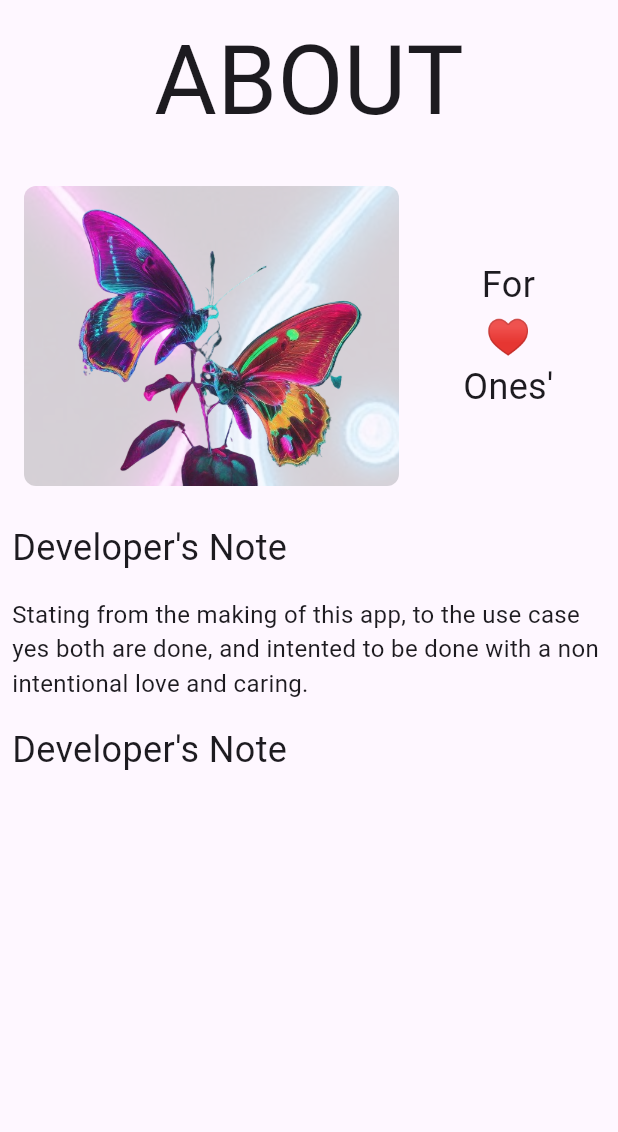
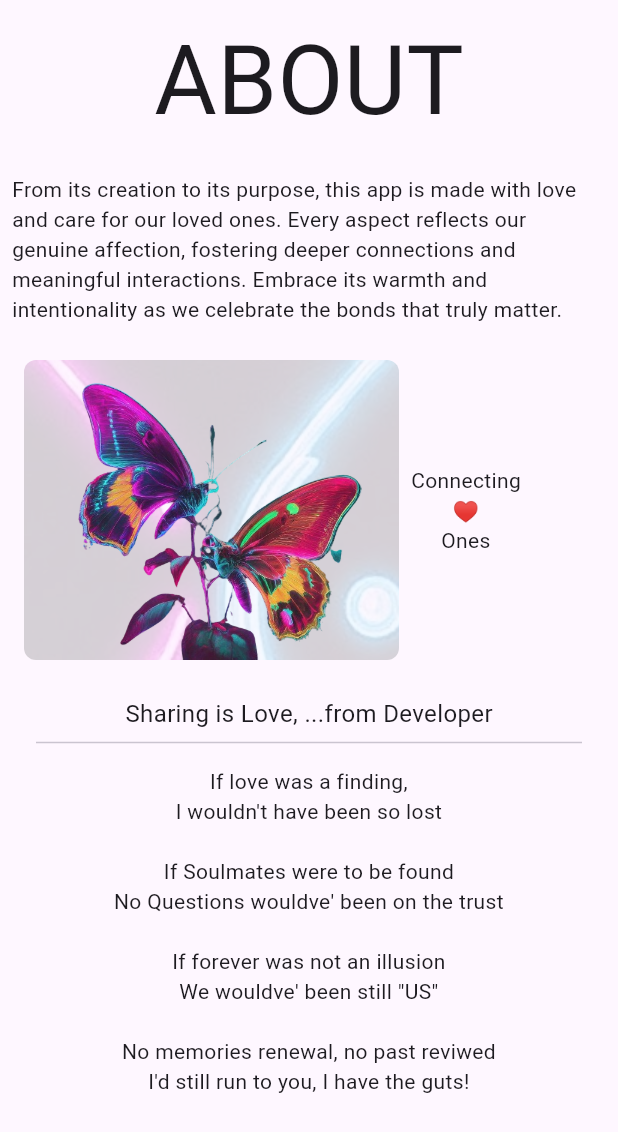
Before and after one commit to Gaurav-822/Chat-Application-Flutter, a Flutter app: the AboutPage screen opened by its route, on a phone screen of 412 x 824 dp. Shown: the top 1132 px of the screen. Run offline on Flutter 3.47's test engine with Material 3 defaults, Android fonts, the phone set to English and light mode, and no system bars; our stand-ins replace animated_splash_screen, another_flutter_splash_screen, cached_network_image, cloud_firestore, firebase_auth, firebase_core and 10 more; missing offline and left inert: flutter_barcode_scanner; accounts and stored records are empty; network calls fail; Roboto replaces fonts that are missing (Readex Pro).

Commit message:
about page updatation

```diff
--- a/lib/pages/about_page.dart
+++ b/lib/pages/about_page.dart
@@ -13,7 +13,7 @@ class AboutPage extends StatelessWidget {
             mainAxisSize: MainAxisSize.max,
             children: [
               Align(
-                alignment: Alignment.center,
+                alignment: AlignmentDirectional.center,
                 child: Padding(
                   padding: EdgeInsets.all(8),
                   child: Text(
@@ -22,6 +22,16 @@ class AboutPage extends StatelessWidget {
                       fontFamily: 'Readex Pro',
                       fontSize: 64,
                     ),
+                  ),
+                ),
+              ),
+              Align(
+                alignment: AlignmentDirectional.centerStart,
+                child: Padding(
+                  padding: EdgeInsets.all(8),
+                  child: Text(
+                    'From its creation to its purpose, this app is made with love and care for our loved ones. Every aspect reflects our genuine affection, fostering deeper connections and meaningful interactions. Embrace its warmth and intentionality as we celebrate the bonds that truly matter.',
+                    style: TextStyle(),
                   ),
                 ),
               ),
@@ -61,50 +71,40 @@ class AboutPage extends StatelessWidget {
                         ),
                       ],
                     ),
-                    Expanded(
-                      child: Text(
-                        'For\n♥️\nOnes\'',
-                        textAlign: TextAlign.center,
-                        style: TextStyle(
-                          fontSize: 24,
-                        ),
-                      ),
+                    Text(
+                      'Connecting\n♥️\nOnes',
+                      textAlign: TextAlign.center,
+                      style: TextStyle(),
                     ),
                   ],
                 ),
               ),
-              Padding(
-                padding: EdgeInsets.all(8),
-                child: Align(
-                  alignment: Alignment.centerLeft,
+              Align(
+                alignment: Alignment.center,
+                child: Padding(
+                  padding: EdgeInsets.fromLTRB(8, 8, 8, 0),
                   child: Text(
-                    'Developer\'s Note',
+                    'Sharing is Love, ...from Developer',
                     style: TextStyle(
                       fontFamily: 'Readex Pro',
-                      fontSize: 24,
+                      fontSize: 16,
                     ),
                   ),
                 ),
               ),
-              Padding(
-                padding: EdgeInsets.all(8),
-                child: Text(
-                  'Stating from the making of this app, to the use case yes both are done, and intented to be done with a non intentional love and caring.',
-                  style: TextStyle(
-                    fontSize: 16,
-                  ),
-                ),
+              Divider(
+                thickness: 1,
+                indent: 24,
+                endIndent: 24,
               ),
-              Padding(
-                padding: EdgeInsets.all(8),
-                child: Align(
-                  alignment: Alignment.centerLeft,
+              Align(
+                alignment: Alignment.center,
+                child: Padding(
+                  padding: EdgeInsets.all(8),
                   child: Text(
-                    'Developer\'s Note',
-                    style: TextStyle(
-                      fontFamily: 'Readex Pro',
-                      fontSize: 24,
-                    ),
+                    'If love was a finding, \nI wouldn\'t have been so lost\n\nIf Soulmates were to be found\nNo Questions wouldve\' been on the trust\n\nIf forever was not an illusion\nWe wouldve\' been still \"US\"\n\nNo memories renewal, no past reviwed\nI\'d still run to you, I have the guts!',
+                    textAlign: TextAlign.center,
+                    style: TextStyle(),
                   ),
                 ),
               ),
```
